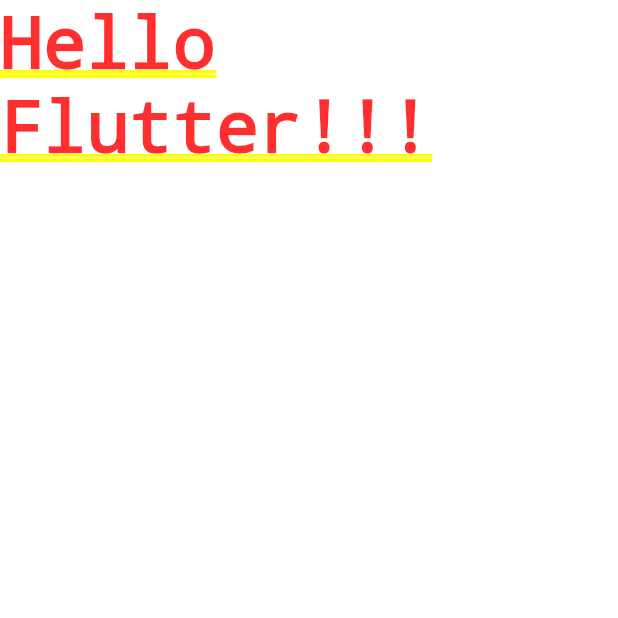
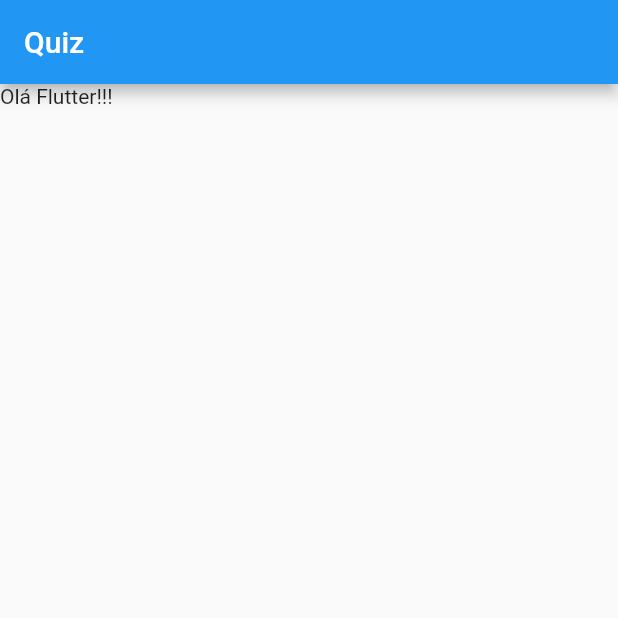
Before and after one commit to samueljml/quiz, a Flutter app: the screen it shows after launch, on a phone screen of 412 x 824 dp, the top half of it. Run offline on Flutter 3.47's test engine with Material 2 defaults, Android fonts, the phone set to English and light mode, and no system bars.

Commit message:
Add Scaffold class

```diff
--- a/lib/main.dart
+++ b/lib/main.dart
@@ -10,8 +10,13 @@
 
   @override
   Widget build(BuildContext context) {
-    return const MaterialApp(
-      home: Text("Hello Flutter!!!"),
+    return MaterialApp(
+      home: Scaffold(
+        appBar: AppBar(
+          title: const Text("Quiz"),
+        ),
+        body: const Text("Olá Flutter!!!"),
+      ),
     );
   }
 }
```
